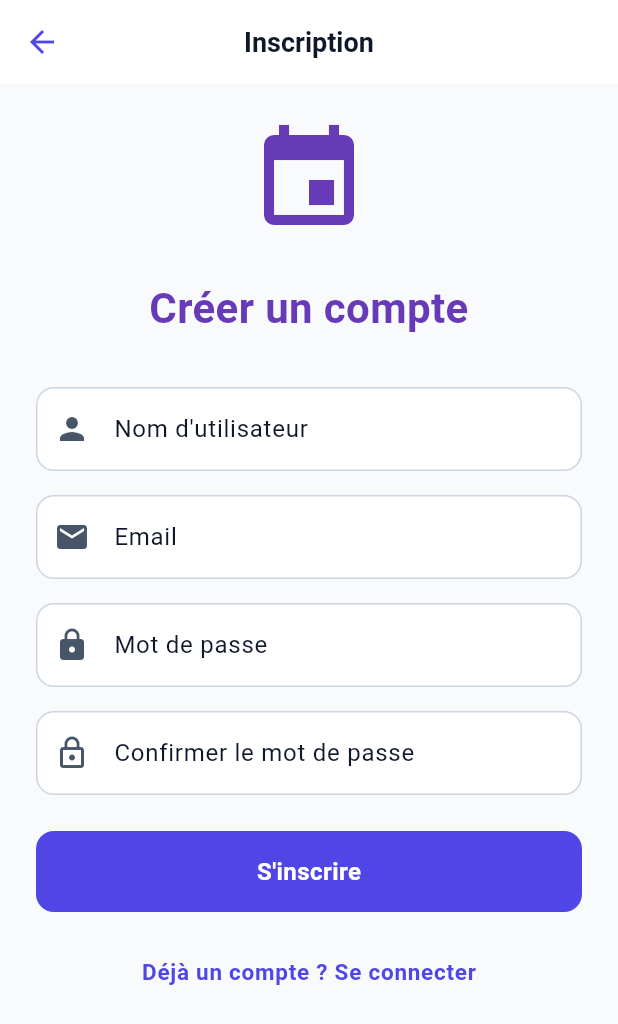
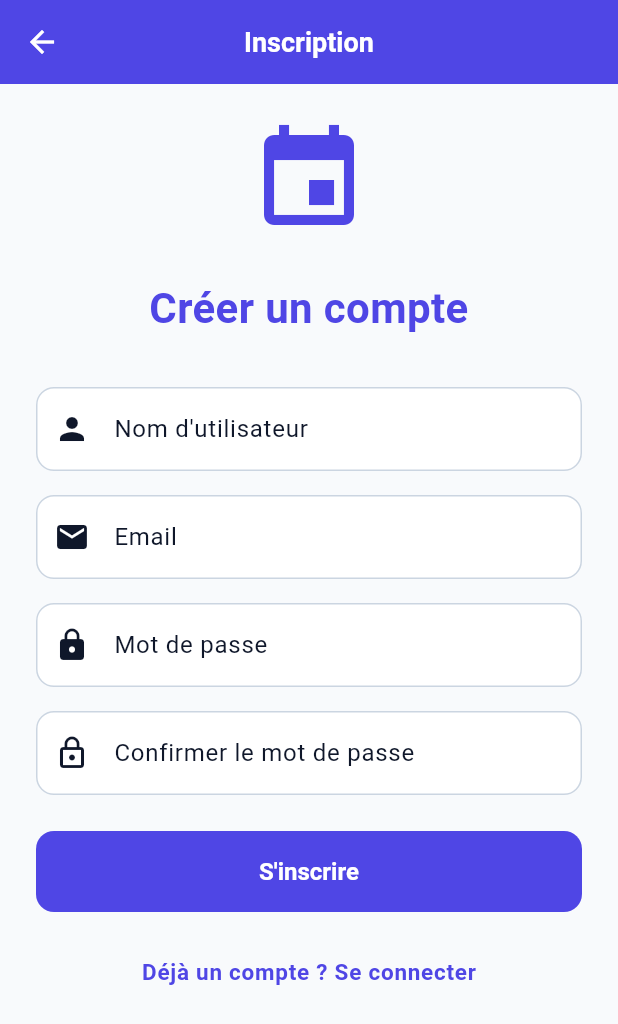
Before and after one commit to Prinzspin/goodapp, a Flutter app: the screen it shows after launch, after a tap on "Se connecter", after a tap on "Pas encore de compte ? S'inscrire", on a phone screen of 412 x 824 dp. Shown: the top 1024 px of the screen. Run offline on Flutter 3.47's test engine with Material 3 defaults, Android fonts, the light colour scheme and no system bars; our stand-ins replace cached_network_image, flutter_map, flutter_riverpod, go_router, latlong2, pocketbase; network calls fail.

Commit message:
inclusivité faite

```diff
--- a/frontend_flutter/lib/core/theme/app_theme.dart
+++ b/frontend_flutter/lib/core/theme/app_theme.dart
@@ -1,103 +1,115 @@
 import 'package:flutter/material.dart';
 
 class AppTheme {
-  // Palettes et contrastes WCAG respectés (> 4.5:1)
-  static const Color primary = Color(0xFF4F46E5); // Indigo 600
-  static const Color secondary = Color(0xFF0D9488); // Teal 600
-  static const Color background = Color(0xFFF8FAFC); // Slate 50 (fond global)
-  static const Color surface = Colors.white; // Fond des cartes
-  static const Color textHigh = Color(0xFF0F172A); // Slate 900 (très lisible)
-  static const Color textMedium = Color(0xFF334155); // Slate 700 (gris très lisible WCAG)
-  static const Color textLight = Color(0xFF475569); // Slate 600 (secondaire)
-  static const Color errorColor = Color(0xFFDC2626); // Red 600
-  static const Color successColor = Color(0xFF16A34A); // Green 600
-  static const Color warningColor = Color(0xFFD97706); // Amber 600 (mieux que amber base)
+  // Palette Indigo Unifiée
+  static const Color primaryColor = Color(0xFF4F46E5);
+  static const Color highContrastPrimary = Color(0xFF1E1B4B);
 
-  static ThemeData get lightTheme {
+  static ThemeData get lightTheme => _createTheme(
+        ColorScheme.light(
+          primary: primaryColor,
+          secondary: const Color(0xFF0D9488),
+          surface: Colors.white,
+          background: const Color(0xFFF8FAFC),
+          error: const Color(0xFFDC2626),
+          onPrimary: Colors.white,
+          onSecondary: Colors.white,
+          onSurface: const Color(0xFF0F172A),
+        ),
+      );
+
+  static ThemeData get highContrastTheme => _createTheme(
+        const ColorScheme.light(
+          primary: highContrastPrimary,
+          secondary: Color(0xFF004D40),
+          surface: Colors.white,
+          background: Colors.white,
+          error: Color(0xFF7F1D1D),
+          onPrimary: Colors.white,
+          onSecondary: Colors.white,
+          onSurface: Colors.black,
+        ),
+        isHighContrast: true,
+      );
+
+  static ThemeData _createTheme(ColorScheme cs, {bool isHighContrast = false}) {
+    final textHigh = isHighContrast ? Colors.black : const Color(0xFF0F172A);
+    final textMedium = isHighContrast ? Colors.black : const Color(0xFF334155);
+
     return ThemeData(
       useMaterial3: true,
-      scaffoldBackgroundColor: background,
-      colorScheme: const ColorScheme.light(
-        primary: primary,
-        secondary: secondary,
-        surface: surface,
-        error: errorColor,
-        onPrimary: Colors.white,
-        onSecondary: Colors.white,
-        onSurface: textHigh,
-      ),
+      colorScheme: cs,
+      scaffoldBackgroundColor: cs.background,
 
-      // Typographie hiérarchique et accessible
-      textTheme: const TextTheme(
+      textTheme: TextTheme(
         headlineLarge: TextStyle(color: textHigh, fontSize: 28, fontWeight: FontWeight.bold, height: 1.2),
         headlineMedium: TextStyle(color: textHigh, fontSize: 24, fontWeight: FontWeight.w700, height: 1.3),
         titleLarge: TextStyle(color: textHigh, fontSize: 20, fontWeight: FontWeight.w600),
         bodyLarge: TextStyle(color: textHigh, fontSize: 16, height: 1.5),
         bodyMedium: TextStyle(color: textMedium, fontSize: 14, height: 1.5),
-        labelLarge: TextStyle(color: Colors.white, fontSize: 15, fontWeight: FontWeight.w600, letterSpacing: 0.5),
+        labelLarge: const TextStyle(fontSize: 15, fontWeight: FontWeight.w600, letterSpacing: 0.5),
       ),
 
-      appBarTheme: const AppBarTheme(
-        backgroundColor: surface,
-        foregroundColor: textHigh,
+      appBarTheme: AppBarTheme(
+        backgroundColor: isHighContrast ? Colors.white : cs.primary,
+        foregroundColor: isHighContrast ? Colors.black : Colors.white,
         centerTitle: true,
         elevation: 0,
-        scrolledUnderElevation: 2,
-        iconTheme: IconThemeData(color: primary),
-        titleTextStyle: TextStyle(color: textHigh, fontSize: 18, fontWeight: FontWeight.w600),
-      ),
-
-      // Style unifié pour les cartes
-      cardTheme: CardThemeData(
-        color: surface,
-        elevation: 0,
-        margin: EdgeInsets.zero,
-        shape: RoundedRectangleBorder(
-          borderRadius: BorderRadius.circular(16),
-          side: const BorderSide(color: Color(0xFFE2E8F0), width: 1), // Slate 200 contour subtil
+        iconTheme: IconThemeData(color: isHighContrast ? cs.primary : Colors.white),
+        titleTextStyle: TextStyle(
+          color: isHighContrast ? Colors.black : Colors.white,
+          fontSize: 18,
+          fontWeight: FontWeight.bold,
         ),
       ),
 
-      // Style unifié des boutons primaires
+      cardTheme: CardThemeData(
+        color: cs.surface,
+        elevation: 0,
+        shape: RoundedRectangleBorder(
+          borderRadius: BorderRadius.circular(16),
+          side: BorderSide(
+            color: isHighContrast ? Colors.black : const Color(0xFFE2E8F0),
+            width: isHighContrast ? 2 : 1,
+          ),
+        ),
+      ),
+
       elevatedButtonTheme: ElevatedButtonThemeData(
         style: ElevatedButton.styleFrom(
-          backgroundColor: primary,
-          foregroundColor: Colors.white,
+          backgroundColor: cs.primary,
+          foregroundColor: cs.onPrimary,
           elevation: 0,
-          minimumSize: const Size(double.infinity, 54), // Zone de clic tactile optimale (WCAG = 44pt min)
-          shape: RoundedRectangleBorder(borderRadius: BorderRadius.circular(12)),
-          padding: const EdgeInsets.symmetric(horizontal: 24, vertical: 16),
-          textStyle: const TextStyle(fontSize: 16, fontWeight: FontWeight.w600, letterSpacing: 0.3),
+          minimumSize: const Size(double.infinity, 54),
+          shape: RoundedRectangleBorder(
+            borderRadius: BorderRadius.circular(12),
+            side: isHighContrast ? const BorderSide(color: Colors.black, width: 2) : BorderSide.none,
+          ),
+          textStyle: const TextStyle(fontSize: 16, fontWeight: FontWeight.bold),
         ),
       ),
 
       inputDecorationTheme: InputDecorationTheme(
         filled: true,
-        fillColor: surface,
+        fillColor: cs.surface,
         contentPadding: const EdgeInsets.symmetric(horizontal: 16, vertical: 16),
         border: OutlineInputBorder(
           borderRadius: BorderRadius.circular(12),
-          borderSide: const BorderSide(color: Color(0xFFCBD5E1)), // Slate 300
+          borderSide: BorderSide(color: isHighContrast ? Colors.black : const Color(0xFFCBD5E1)),
         ),
         enabledBorder: OutlineInputBorder(
           borderRadius: BorderRadius.circular(12),
-          borderSide: const BorderSide(color: Color(0xFFCBD5E1)),
+          borderSide: BorderSide(color: isHighContrast ? Colors.black : const Color(0xFFCBD5E1)),
         ),
         focusedBorder: OutlineInputBorder(
           borderRadius: BorderRadius.circular(12),
-          borderSide: const BorderSide(color: primary, width: 2),
+          borderSide: BorderSide(color: cs.primary, width: isHighContrast ? 3 : 2),
         ),
-        errorBorder: OutlineInputBorder(
-          borderRadius: BorderRadius.circular(12),
-          borderSide: const BorderSide(color: errorColor, width: 1),
-        ),
-        prefixIconColor: textLight,
-        hintStyle: const TextStyle(color: textLight, fontSize: 15),
       ),
 
-      dividerTheme: const DividerThemeData(
-        color: Color(0xFFE2E8F0), // Slate 200
-        thickness: 1,
+      dividerTheme: DividerThemeData(
+        color: isHighContrast ? Colors.black : const Color(0xFFE2E8F0),
+        thickness: isHighContrast ? 2 : 1,
         space: 32,
       ),
     );
--- a/frontend_flutter/lib/features/auth/presentation/login_screen.dart
+++ b/frontend_flutter/lib/features/auth/presentation/login_screen.dart
@@ -56,7 +56,7 @@ class _LoginScreenState extends ConsumerState<LoginScreen> {
             crossAxisAlignment: CrossAxisAlignment.stretch,
             children: [
               const SizedBox(height: 60),
-              const Icon(Icons.event, size: 80, color: Colors.deepPurple),
+              const Icon(Icons.event, size: 80, color: Color(0xFF4F46E5)),
               const SizedBox(height: 24),
               const Text(
                 'Good App Login',
@@ -64,7 +64,7 @@ class _LoginScreenState extends ConsumerState<LoginScreen> {
                 style: TextStyle(
                   fontSize: 28,
                   fontWeight: FontWeight.bold,
-                  color: Colors.deepPurple,
+                  color: const Color(0xFF4F46E5),
                 ),
               ),
               const SizedBox(height: 48),
--- a/frontend_flutter/lib/features/auth/presentation/register_screen.dart
+++ b/frontend_flutter/lib/features/auth/presentation/register_screen.dart
@@ -75,7 +75,7 @@ class _RegisterScreenState extends ConsumerState<RegisterScreen> {
           child: Column(
             crossAxisAlignment: CrossAxisAlignment.stretch,
             children: [
-              const Icon(Icons.event, size: 80, color: Colors.deepPurple),
+              const Icon(Icons.event, size: 80, color: Color(0xFF4F46E5)),
               const SizedBox(height: 24),
               const Text(
                 'Créer un compte',
@@ -83,7 +83,7 @@ class _RegisterScreenState extends ConsumerState<RegisterScreen> {
                 style: TextStyle(
                   fontSize: 28,
                   fontWeight: FontWeight.bold,
-                  color: Colors.deepPurple,
+                  color: const Color(0xFF4F46E5),
                 ),
               ),
               const SizedBox(height: 32),
--- a/frontend_flutter/lib/features/auth/presentation/splash_screen.dart
+++ b/frontend_flutter/lib/features/auth/presentation/splash_screen.dart
@@ -10,11 +10,11 @@ class SplashScreen extends StatelessWidget {
         child: Column(
           mainAxisAlignment: MainAxisAlignment.center,
           children: [
-            Icon(Icons.event, size: 80, color: Colors.deepPurple),
+            Icon(Icons.event, size: 80, color: Color(0xFF4F46E5)),
             SizedBox(height: 24),
             CircularProgressIndicator(),
             SizedBox(height: 16),
-            Text('Chargement...', style: TextStyle(color: Colors.deepPurple)),
+            Text('Chargement...', style: TextStyle(color: Color(0xFF4F46E5))),
           ],
         ),
       ),
--- a/frontend_flutter/lib/features/chat/presentation/chat_list_screen.dart
+++ b/frontend_flutter/lib/features/chat/presentation/chat_list_screen.dart
@@ -28,7 +28,7 @@ class ChatListScreen extends ConsumerWidget {
 
                   return ListTile(
                     leading: const CircleAvatar(
-                      backgroundColor: Colors.deepPurple,
+                      backgroundColor: const Color(0xFF4F46E5),
                       child: Icon(Icons.chat_bubble_outline, color: Colors.white),
                     ),
                     title: Text(
--- a/frontend_flutter/lib/features/events/presentation/event_form_screen.dart
+++ b/frontend_flutter/lib/features/events/presentation/event_form_screen.dart
@@ -144,7 +144,7 @@ class _EventFormScreenState extends ConsumerState<EventFormScreen> {
               ListTile(
                 title: const Text('Date & Heure'),
                 subtitle: Text(DateFormat('EEEE d MMMM yyyy, HH:mm').format(_selectedDate)),
-                leading: const Icon(Icons.calendar_today, color: Colors.deepPurple),
+                leading: const Icon(Icons.calendar_today, color: Color(0xFF4F46E5)),
                 onTap: _pickDate,
                 tileColor: Colors.grey.shade100,
                 shape: RoundedRectangleBorder(borderRadius: BorderRadius.circular(12)),
--- a/frontend_flutter/lib/features/events/presentation/home_screen.dart
+++ b/frontend_flutter/lib/features/events/presentation/home_screen.dart
@@ -154,7 +154,7 @@ class _HomeScreenState extends ConsumerState<HomeScreen> {
       ),
       floatingActionButton: FloatingActionButton(
         onPressed: () => context.push('/event/create'),
-        backgroundColor: const Color(0xFF4F46E5),
+        backgroundColor: Theme.of(context).colorScheme.primary,
         foregroundColor: Colors.white,
         child: const Icon(Icons.add),
       ),
--- a/frontend_flutter/lib/main.dart
+++ b/frontend_flutter/lib/main.dart
@@ -2,12 +2,12 @@ import 'package:flutter/material.dart';
 import 'package:flutter_riverpod/flutter_riverpod.dart';
 import 'package:frontend_flutter/core/router/app_router.dart';
 import 'package:frontend_flutter/core/theme/app_theme.dart';
+import 'package:frontend_flutter/shared/providers/accessibility_provider.dart';
 
 void main() {
   WidgetsFlutterBinding.ensureInitialized();
 
   runApp(
-    // ProviderScope est nécessaire pour utiliser Riverpod
     const ProviderScope(
       child: MyApp(),
     ),
@@ -20,11 +20,12 @@ class MyApp extends ConsumerWidget {
   @override
   Widget build(BuildContext context, WidgetRef ref) {
     final router = ref.watch(routerProvider);
+    final highContrast = ref.watch(highContrastProvider);
 
     return MaterialApp.router(
       title: 'Good App',
       debugShowCheckedModeBanner: false,
-      theme: AppTheme.lightTheme,
+      theme: highContrast ? AppTheme.highContrastTheme : AppTheme.lightTheme,
       routerConfig: router,
     );
   }
--- /dev/null
+++ b/frontend_flutter/lib/shared/providers/accessibility_provider.dart
@@ -0,0 +1,4 @@
+import 'package:flutter_riverpod/flutter_riverpod.dart';
+
+// Provider global pour le mode haut contraste
+final highContrastProvider = StateProvider<bool>((ref) => false);
--- a/frontend_flutter/lib/shared/widgets/event_card.dart
+++ b/frontend_flutter/lib/shared/widgets/event_card.dart
@@ -27,7 +27,7 @@ class EventCard extends ConsumerWidget {
 
     // Status badges colors (accessible variants)
     final badgeBgColor = event.isPublic ? const Color(0xFFDCFCE7) : const Color(0xFFE0E7FF);
-    final badgeTxtColor = event.isPublic ? const Color(0xFF16A34A) : const Color(0xFF4F46E5);
+    final badgeTxtColor = event.isPublic ? const Color(0xFF16A34A) : Theme.of(context).colorScheme.primary;
     final badgeIcon = event.isPublic ? Icons.public : Icons.lock_outline;
 
     return Semantics(
```
Also changed, not shown: frontend_flutter/lib/features/map/presentation/map_screen.dart (+4 -4 lines), frontend_flutter/lib/features/profile/presentation/profile_screen.dart (+183 -51 lines), 1 other file.
